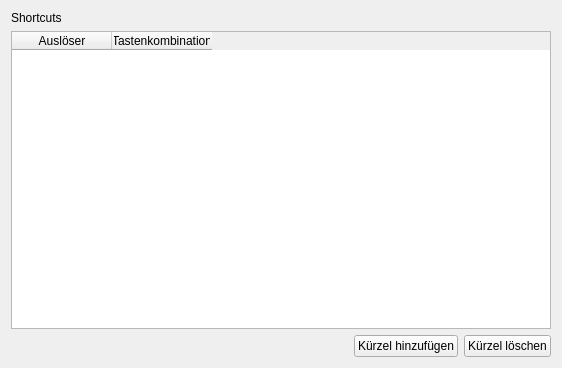
Qt form ui/shortcutsettingsdlg.ui (KDE/simon) before a commit.
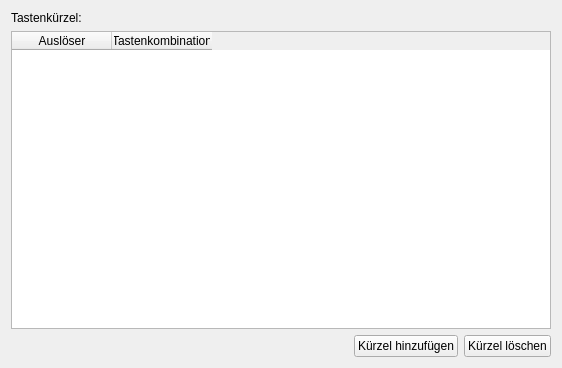
The same form after that commit. Icons and pictures are not drawn. Custom widgets are drawn as their Qt base class.

Diff of the .ui file:
```diff
--- a/ui/shortcutsettingsdlg.ui
+++ b/ui/shortcutsettingsdlg.ui
@@ -19,7 +19,7 @@
    <item>
     <widget class="QLabel" name="lbShortCuts" >
      <property name="text" >
-      <string>Shortcuts</string>
+      <string>Tastenkürzel:</string>
      </property>
      <property name="buddy" >
       <cstring>twShortcuts</cstring>
```
Left out of the diff: 16 changed lines with no effect on the pictures.
